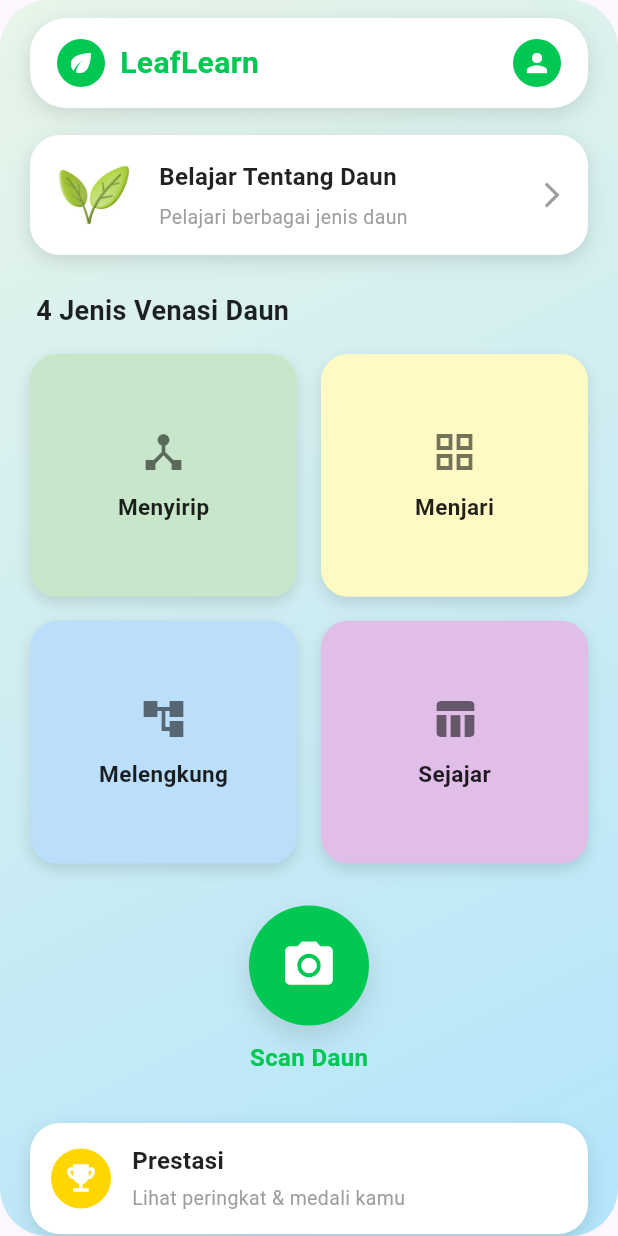
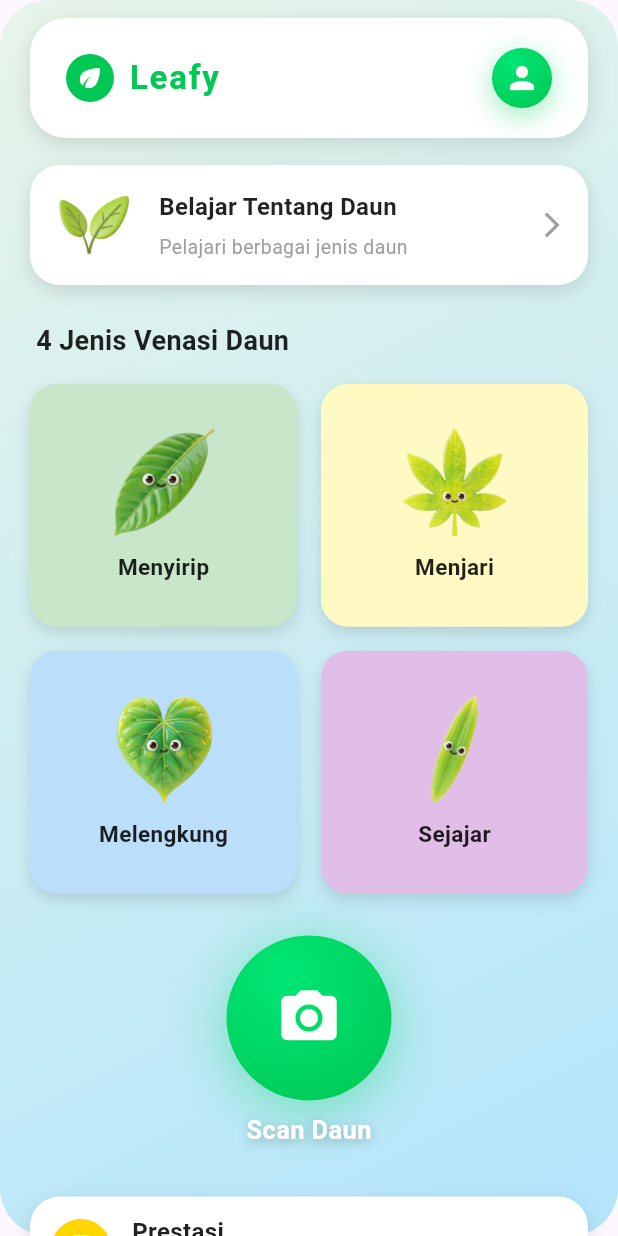
Before and after one commit to koctaa04/Leafy-PBL, a Flutter app: the HomeScreen screen opened by its route, on a phone screen of 412 x 824 dp. Run offline on Flutter 3.47's test engine with Material 3 defaults, Android fonts, the light colour scheme and no system bars.

Commit message:
feat(redesign home screen): redesign scan button, header, card prestasi, margin, and clickable indicators for improved child-friendly UI/UX

```diff
--- a/lib/screens/home_screen.dart
+++ b/lib/screens/home_screen.dart
@@ -80,7 +80,7 @@ class _HeaderCard extends StatelessWidget {
   @override
   Widget build(BuildContext context) {
     return Container(
-      padding: const EdgeInsets.symmetric(horizontal: 18, vertical: 14),
+      padding: const EdgeInsets.symmetric(horizontal: 24, vertical: 20),
       decoration: BoxDecoration(
         color: Colors.white,
         borderRadius: BorderRadius.circular(24),
@@ -107,13 +107,14 @@ class _HeaderCard extends StatelessWidget {
             ),
           ),
           const SizedBox(width: 10),
-          // Teks LeafLearn
+          // Teks Leafy
           const Text(
-            'LeafLearn',
+            'Leafy',
             style: TextStyle(
-              fontSize: 20,
+              fontSize: 22,
               fontWeight: FontWeight.bold,
               color: Color(0xFF00C853),
+              letterSpacing: 1.2,
             ),
           ),
           const Spacer(),
@@ -123,14 +124,33 @@ class _HeaderCard extends StatelessWidget {
               Navigator.pushNamed(context, '/profile');
             },
             child: Container(
-              width: 32,
-              height: 32,
+              width: 40,
+              height: 40,
               decoration: BoxDecoration(
-                color: Color(0xFF00C853),
                 shape: BoxShape.circle,
+                gradient: const RadialGradient(
+                  center: Alignment(-0.3, -0.5),
+                  radius: 0.95,
+                  colors: [
+                    Color(0xFF00E676),
+                    Color(0xFF00C853),
+                  ],
+                ),
+                boxShadow: [
+                  BoxShadow(
+                    color: const Color(0xFF00C853).withOpacity(0.28),
+                    blurRadius: 14,
+                    offset: const Offset(0, 6),
+                  ),
+                  BoxShadow(
+                    color: const Color(0xFF00E676).withOpacity(0.13),
+                    blurRadius: 18,
+                    offset: const Offset(0, 2),
+                  ),
+                ],
               ),
               child: const Center(
-                child: Icon(Icons.person, color: Colors.white, size: 20),
+                child: Icon(Icons.person, color: Colors.white, size: 24),
               ),
             ),
           ),
@@ -213,10 +233,10 @@ class _BelajarCard extends StatelessWidget {
 // Grid venasi daun
 class _VenasiGrid extends StatelessWidget {
   final List<_VenasiItemData> items = const [
-    _VenasiItemData('Menyirip', Icons.device_hub, Color(0xFFC8E6C9)),
-    _VenasiItemData('Menjari', Icons.grid_view, Color(0xFFFFF9C4)),
-    _VenasiItemData('Melengkung', Icons.account_tree, Color(0xFFBBDEFB)),
-    _VenasiItemData('Sejajar', Icons.table_chart, Color(0xFFE1BEE7)),
+    _VenasiItemData('Menyirip', 'assets/menyirip.png', Color(0xFFC8E6C9)),
+    _VenasiItemData('Menjari', 'assets/menjari.png', Color(0xFFFFF9C4)),
+    _VenasiItemData('Melengkung', 'assets/melengkung.png', Color(0xFFBBDEFB)),
+    _VenasiItemData('Sejajar', 'assets/sejajar.png', Color(0xFFE1BEE7)),
   ];
 
   @override
@@ -235,9 +255,9 @@ class _VenasiGrid extends StatelessWidget {
 
 class _VenasiItemData {
   final String title;
-  final IconData icon;
+  final String imagePath;
   final Color color;
-  const _VenasiItemData(this.title, this.icon, this.color);
+  const _VenasiItemData(this.title, this.imagePath, this.color);
 }
 
 class _VenasiItem extends StatelessWidget {
@@ -263,9 +283,17 @@ class _VenasiItem extends StatelessWidget {
           ],
         ),
         child: Column(
+          mainAxisSize: MainAxisSize.min,
           mainAxisAlignment: MainAxisAlignment.center,
           children: [
-            Icon(item.icon, size: 32, color: Colors.black54),
+            Flexible(
+              child: Image.asset(
+                item.imagePath,
+                width: 72,
+                height: 72,
+                fit: BoxFit.contain,
+              ),
+            ),
             const SizedBox(height: 10),
             Text(
               item.title,
@@ -283,49 +311,133 @@ class _VenasiItem extends StatelessWidget {
 }
 
 // Tombol Scan Daun
-class _ScanDaunButton extends StatelessWidget {
+class _ScanDaunButton extends StatefulWidget {
+  @override
+  State<_ScanDaunButton> createState() => _ScanDaunButtonState();
+}
+
+class _ScanDaunButtonState extends State<_ScanDaunButton> with SingleTickerProviderStateMixin {
+  bool _pressed = false;
+  late AnimationController _controller;
+
+  @override
+  void initState() {
+    super.initState();
+    _controller = AnimationController(
+      vsync: this,
+      duration: const Duration(milliseconds: 90),
+      lowerBound: 0.0,
+      upperBound: 1.0,
+      value: 1.0,
+    );
+  }
+
+  @override
+  void dispose() {
+    _controller.dispose();
+    super.dispose();
+  }
+
+  void _onTapDown(TapDownDetails details) {
+    setState(() {
+      _pressed = true;
+    });
+    _controller.animateTo(0.95, duration: const Duration(milliseconds: 90), curve: Curves.easeOut);
+  }
+
+  void _onTapUp(TapUpDetails details) {
+    setState(() {
+      _pressed = false;
+    });
+    _controller.animateTo(1.0, duration: const Duration(milliseconds: 90), curve: Curves.easeOut);
+  }
+
+  void _onTapCancel() {
+    setState(() {
+      _pressed = false;
+    });
+    _controller.animateTo(1.0, duration: const Duration(milliseconds: 90), curve: Curves.easeOut);
+  }
+
   @override
   Widget build(BuildContext context) {
     return Column(
+      mainAxisSize: MainAxisSize.min,
       children: [
         GestureDetector(
           onTap: () {
             Navigator.pushNamed(context, '/scan');
           },
+          onTapDown: _onTapDown,
+          onTapUp: _onTapUp,
+          onTapCancel: _onTapCancel,
+          child: AnimatedBuilder(
+            animation: _controller,
+            builder: (context, child) {
+              double scale = _controller.value;
+              return Transform.scale(
+                scale: scale,
                 child: Container(
-            width: 80,
-            height: 80,
+                  width: 110,
+                  height: 110,
                   decoration: BoxDecoration(
-              color: Color(0xFF00C853),
                     shape: BoxShape.circle,
+                    gradient: const RadialGradient(
+                      center: Alignment(-0.3, -0.5),
+                      radius: 0.95,
+                      colors: [
+                        Color(0xFF00E676),
+                        Color(0xFF00C853),
+                      ],
+                    ),
                     boxShadow: [
                       BoxShadow(
-                  color: Colors.black12,
-                  blurRadius: 16,
-                  offset: Offset(0, 8),
+                        color: const Color(0xFF00C853).withOpacity(_pressed ? 0.18 : 0.28),
+                        blurRadius: _pressed ? 16 : 28,
+                        offset: const Offset(0, 8),
+                      ),
+                      BoxShadow(
+                        color: const Color(0xFF00E676).withOpacity(_pressed ? 0.10 : 0.18),
+                        blurRadius: _pressed ? 24 : 36,
+                        offset: const Offset(0, 2),
                       ),
                     ],
                   ),
-            child: const Center(
-              child: Icon(Icons.camera_alt, color: Colors.white, size: 38),
+                  alignment: Alignment.center,
+                  child: const Icon(
+                    Icons.camera_alt,
+                    color: Colors.white,
+                    size: 44,
                   ),
                 ),
+              );
+            },
           ),
-        const SizedBox(height: 10),
+        ),
+        const SizedBox(height: 8),
         const Text(
           'Scan Daun',
           style: TextStyle(
-            fontSize: 16,
-            fontWeight: FontWeight.bold,
-            color: Color(0xFF00C853),
+            fontSize: 17,
+            fontWeight: FontWeight.w700,
+            color: Colors.white,
+            shadows: [
+              Shadow(
+                color: Color(0x40000000),
+                blurRadius: 8,
+                offset: Offset(0, 2),
+              ),
+            ],
           ),
         ),
       ],
     );
   }
+
+
+// Card Prestasi
 }
 
-// Card Prestasi
 class _PrestasiCard extends StatelessWidget {
   @override
   Widget build(BuildContext context) {
@@ -334,7 +446,7 @@ class _PrestasiCard extends StatelessWidget {
         Navigator.pushNamed(context, '/achievement');
       },
       child: Container(
-        padding: const EdgeInsets.all(14),
+        padding: const EdgeInsets.symmetric(horizontal: 14, vertical: 12),
         decoration: BoxDecoration(
           color: Colors.white,
           borderRadius: BorderRadius.circular(20),
@@ -347,6 +459,7 @@ class _PrestasiCard extends StatelessWidget {
           ],
         ),
         child: Row(
+          crossAxisAlignment: CrossAxisAlignment.center,
           children: [
             // Icon piala dalam lingkaran kuning
             Container(
@@ -362,7 +475,8 @@ class _PrestasiCard extends StatelessWidget {
             ),
             const SizedBox(width: 14),
             // Teks Prestasi dan subteks
-            Column(
+            Expanded(
+              child: Column(
                 crossAxisAlignment: CrossAxisAlignment.start,
                 children: const [
                   Text(
@@ -383,6 +497,10 @@ class _PrestasiCard extends StatelessWidget {
                   ),
                 ],
               ),
+            ),
+            const SizedBox(width: 12),
+            // Icon panah kanan
+            Icon(Icons.arrow_forward_ios, color: Colors.grey, size: 20),
           ],
         ),
       ),
--- a/pubspec.yaml
+++ b/pubspec.yaml
@@ -60,6 +60,10 @@ flutter:
   # To add assets to your application, add an assets section, like this:
   assets:
     - assets/daun-3d.jpg
+    - assets/menyirip.png
+    - assets/menjari.png
+    - assets/melengkung.png
+    - assets/sejajar.png
 
   # An image asset can refer to one or more resolution-specific "variants", see
   # https://flutter.dev/to/resolution-aware-images
```
Also changed, not shown: assets/hati.png (deleted), assets/melengkung.png (added), assets/menjari.png, assets/menyirip.png, assets/sejajar.png. Lines whose indentation alone changed are shown as unchanged.
